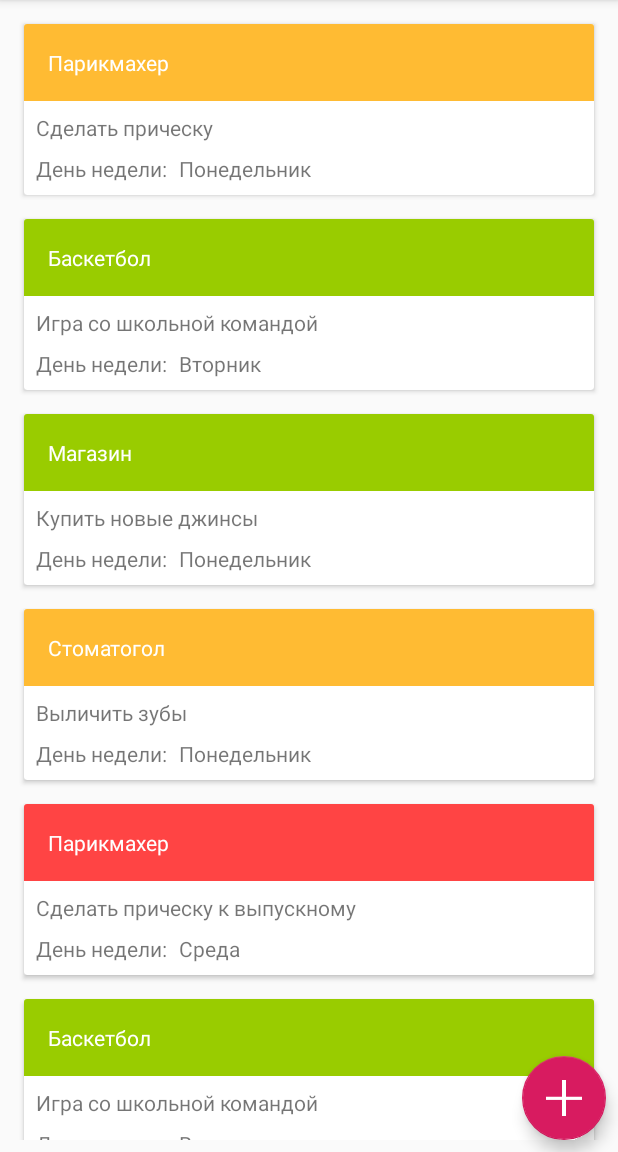
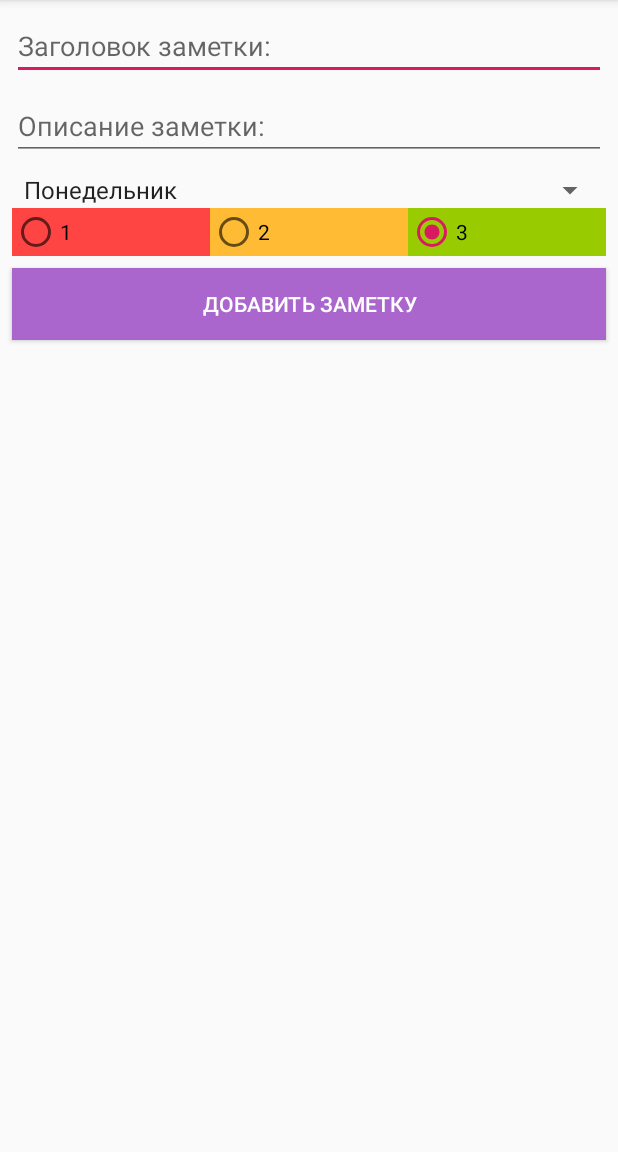
Before and after one commit to stainlessrat/NotesRoom, an Android app: the screen it shows after launch (MainActivity before the commit, AddNoteActivity after it), after a tap on an icon or button, on a phone screen of 412 x 824 dp, the part 84-1236 px from its top. Run offline under Robolectric (Android 15) with nearby library versions, the phone set to English and light mode, and no system bars.

Commit message:
create UI AddNoteActivity: Notes

```diff
--- a/app/src/main/java/rezept_day/ucoz/ru/notes/AddNoteActivity.java
+++ b/app/src/main/java/rezept_day/ucoz/ru/notes/AddNoteActivity.java
@@ -2,6 +2,7 @@ package rezept_day.ucoz.ru.notes;
 
 import android.support.v7.app.AppCompatActivity;
 import android.os.Bundle;
+import android.view.View;
 
 public class AddNoteActivity extends AppCompatActivity {
 
@@ -10,4 +11,7 @@ public class AddNoteActivity extends AppCompatActivity {
         super.onCreate(savedInstanceState);
         setContentView(R.layout.activity_add_note);
     }
+
+    public void onClickSaveNote(View view) {
+    }
 }
--- a/app/src/main/java/rezept_day/ucoz/ru/notes/MainActivity.java
+++ b/app/src/main/java/rezept_day/ucoz/ru/notes/MainActivity.java
@@ -1,5 +1,6 @@
 package rezept_day.ucoz.ru.notes;
 
+import android.content.Intent;
 import android.support.v7.app.AppCompatActivity;
 import android.os.Bundle;
 import android.support.v7.widget.GridLayoutManager;
@@ -12,7 +13,7 @@ import java.util.ArrayList;
 public class MainActivity extends AppCompatActivity {
 
     private RecyclerView recyclerViewNotes;
-    private ArrayList<Note> notes = new ArrayList<>();
+    private static final ArrayList<Note> notes = new ArrayList<>();
 
     @Override
     protected void onCreate(Bundle savedInstanceState) {
@@ -41,6 +42,7 @@ public class MainActivity extends AppCompatActivity {
     }
 
     public void onClickAddNote(View view) {
-
+        Intent intent = new Intent(this, AddNoteActivity.class);
+        startActivity(intent);
     }
 }
--- a/app/src/main/res/layout/activity_add_note.xml
+++ b/app/src/main/res/layout/activity_add_note.xml
@@ -6,4 +6,96 @@
     android:layout_height="match_parent"
     tools:context=".AddNoteActivity">
 
+    <EditText
+        android:id="@+id/editTextTitle"
+        android:layout_width="0dp"
+        android:layout_height="wrap_content"
+        android:layout_marginStart="8dp"
+        android:layout_marginTop="8dp"
+        android:layout_marginEnd="8dp"
+        android:ems="10"
+        android:inputType="textPersonName"
+        android:hint="@string/hint_title"
+        app:layout_constraintEnd_toEndOf="parent"
+        app:layout_constraintStart_toStartOf="parent"
+        app:layout_constraintTop_toTopOf="parent" />
+
+    <EditText
+        android:id="@+id/editTextDescription"
+        android:layout_width="0dp"
+        android:layout_height="wrap_content"
+        android:layout_marginStart="8dp"
+        android:layout_marginTop="8dp"
+        android:layout_marginEnd="8dp"
+        android:ems="10"
+        android:inputType="textMultiLine"
+        android:hint="@string/hint_description"
+        app:layout_constraintEnd_toEndOf="parent"
+        app:layout_constraintStart_toStartOf="parent"
+        app:layout_constraintTop_toBottomOf="@+id/editTextTitle" />
+
+    <Spinner
+        android:id="@+id/spinnerDaysOfWeek"
+        android:layout_width="0dp"
+        android:layout_height="wrap_content"
+        android:layout_marginStart="8dp"
+        android:layout_marginTop="8dp"
+        android:layout_marginEnd="8dp"
+        android:entries="@array/day_of_week"
+        app:layout_constraintEnd_toEndOf="parent"
+        app:layout_constraintStart_toStartOf="parent"
+        app:layout_constraintTop_toBottomOf="@+id/editTextDescription" />
+
+    <RadioGroup
+        android:id="@+id/radioGroupPriority"
+        android:layout_width="0dp"
+        android:layout_height="wrap_content"
+        android:layout_marginStart="8dp"
+        android:layout_marginEnd="8dp"
+        android:orientation="horizontal"
+        app:layout_constraintEnd_toEndOf="parent"
+        app:layout_constraintStart_toStartOf="parent"
+        app:layout_constraintTop_toBottomOf="@+id/spinnerDaysOfWeek">
+
+        <RadioButton
+            android:id="@+id/radioButton1"
+            android:layout_width="wrap_content"
+            android:layout_height="wrap_content"
+            android:layout_weight="1"
+            android:background="@android:color/holo_red_light"
+            android:text="@string/priority_one" />
+
+        <RadioButton
+            android:id="@+id/radioButton2"
+            android:layout_width="wrap_content"
+            android:layout_height="wrap_content"
+            android:layout_weight="1"
+            android:background="@android:color/holo_orange_light"
+            android:text="@string/priority_two" />
+
+        <RadioButton
+            android:id="@+id/radioButton3"
+            android:layout_width="wrap_content"
+            android:layout_height="wrap_content"
+            android:layout_weight="1"
+            android:checked="true"
+            android:background="@android:color/holo_green_light"
+            android:text="@string/priority_three" />
+
+    </RadioGroup>
+
+    <Button
+        android:id="@+id/buttonSaveNote"
+        android:layout_width="0dp"
+        android:layout_height="wrap_content"
+        android:layout_marginStart="8dp"
+        android:layout_marginTop="8dp"
+        android:layout_marginEnd="8dp"
+        android:background="@android:color/holo_purple"
+        android:text="@string/button_save_note"
+        android:onClick="onClickSaveNote"
+        android:textColor="@android:color/background_light"
+        app:layout_constraintEnd_toEndOf="parent"
+        app:layout_constraintStart_toStartOf="parent"
+        app:layout_constraintTop_toBottomOf="@+id/radioGroupPriority" />
 </android.support.constraint.ConstraintLayout>
--- a/app/src/main/res/values/strings.xml
+++ b/app/src/main/res/values/strings.xml
@@ -1,4 +1,20 @@
 <resources>
     <string name="app_name">Notes</string>
     <string name="label_day_of_week">День недели:</string>
+    <string name="hint_title">Заголовок заметки:</string>
+    <string name="hint_description">Описание заметки:</string>
+    <string name="priority_one">1</string>
+    <string name="priority_two">2</string>
+    <string name="priority_three">3</string>
+    <string name="button_save_note">Добавить заметку</string>
+
+    <string-array name="day_of_week">
+        <item>Понедельник</item>
+        <item>Вторник</item>
+        <item>Среда</item>
+        <item>Четверг</item>
+        <item>Пятница</item>
+        <item>Суббота</item>
+        <item>Воскресенье</item>
+    </string-array>
 </resources>
```
